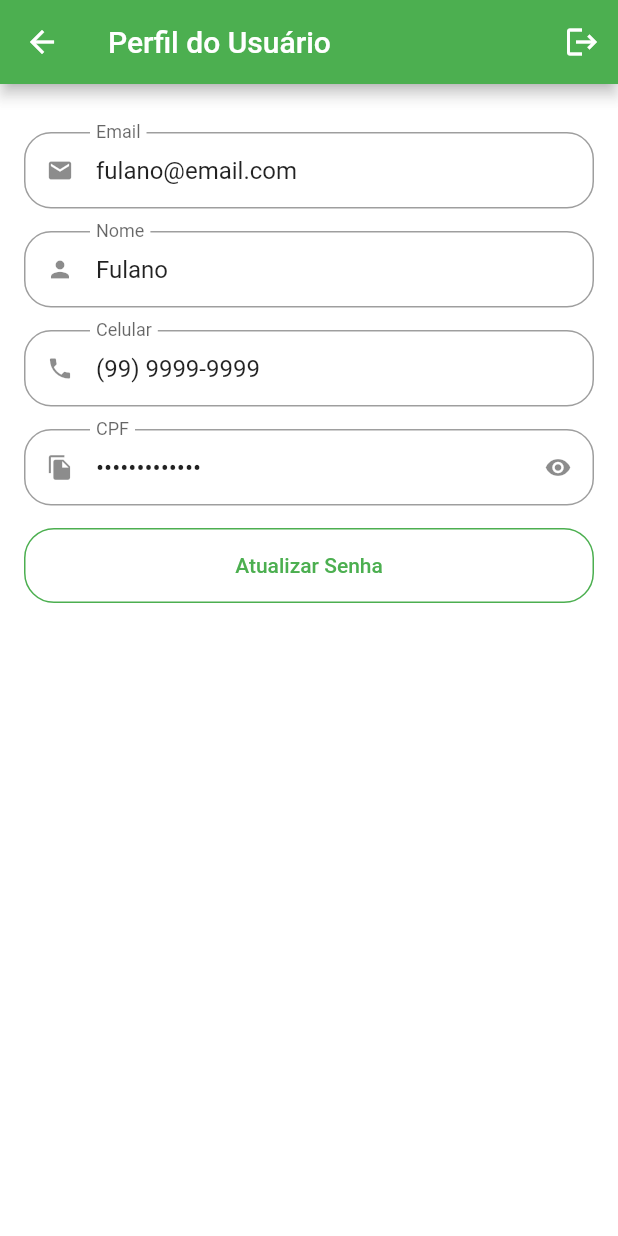
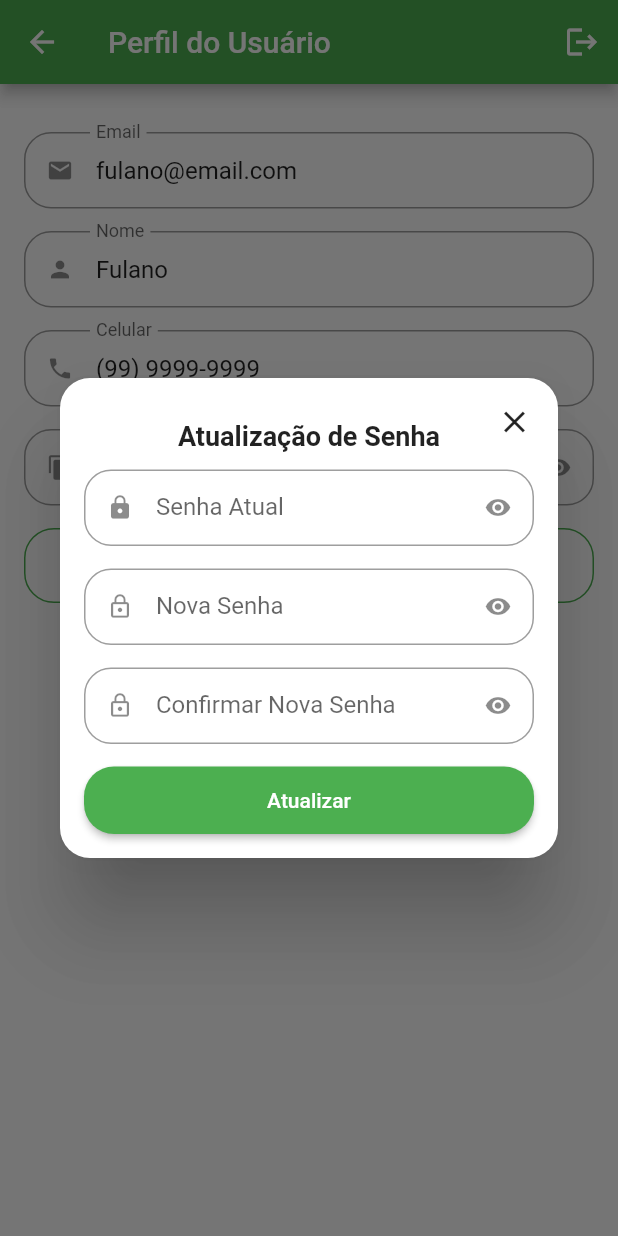
Before and after one commit to IsaacNascimento/green_grocery, a Flutter app: the ProfileTab screen opened directly, after a tap on "Atualizar Senha", on a phone screen of 412 x 824 dp. Run offline on Flutter 3.47's test engine with Material 2 defaults, Android fonts, the phone set to English and light mode, and no system bars; our stand-ins replace animated_text_kit, mask_text_input_formatter.

Commit message:
[Profile Tab]: Dialog to change password ready

```diff
--- a/lib/src/pages/profile/profile_tab.dart
+++ b/lib/src/pages/profile/profile_tab.dart
@@ -2,9 +2,14 @@ import 'package:flutter/material.dart';
 import 'package:green_grocer/src/pages/widgets/custom_text_field.dart';
 import 'package:green_grocer/src/config/app_data.dart' as app_data;
 
-class ProfileTab extends StatelessWidget {
+class ProfileTab extends StatefulWidget {
   const ProfileTab({super.key});
 
+  @override
+  State<ProfileTab> createState() => _ProfileTabState();
+}
+
+class _ProfileTabState extends State<ProfileTab> {
   @override
   Widget build(BuildContext context) {
     return Scaffold(
@@ -66,7 +71,9 @@ class ProfileTab extends StatelessWidget {
                   borderRadius: BorderRadius.circular(20),
                 ),
               ),
-              onPressed: () {},
+              onPressed: () {
+                updatePassword();
+              },
               child: const Text('Atualizar Senha'),
             ),
           ),
@@ -74,4 +81,86 @@ class ProfileTab extends StatelessWidget {
       ),
     );
   }
+
+  Future<bool?> updatePassword() {
+    return showDialog(
+      context: context,
+      builder: (context) {
+        return Dialog(
+          shape: RoundedRectangleBorder(
+            borderRadius: BorderRadius.circular(20),
+          ),
+          child: Stack(
+            children: [
+              Padding(
+                padding: const EdgeInsets.all(16),
+                child: Column(
+                  mainAxisSize: MainAxisSize.min,
+                  crossAxisAlignment: CrossAxisAlignment.stretch,
+                  children: [
+                    // Título
+                    const Padding(
+                      padding: EdgeInsets.symmetric(vertical: 12),
+                      child: Text(
+                        'Atualização de Senha',
+                        textAlign: TextAlign.center,
+                        style: TextStyle(
+                            fontSize: 18, fontWeight: FontWeight.bold),
+                      ),
+                    ),
+
+                    // Senha Atual
+                    const CustomTextField(
+                      icon: Icons.lock,
+                      label: 'Senha Atual',
+                      isPasswordField: true,
+                    ),
+
+                    // Nova Senha
+                    const CustomTextField(
+                      icon: Icons.lock_outline,
+                      label: 'Nova Senha',
+                      isPasswordField: true,
+                    ),
+
+                    // Confirmação Nova Senha
+                    const CustomTextField(
+                      icon: Icons.lock_outline,
+                      label: 'Confirmar Nova Senha',
+                      isPasswordField: true,
+                    ),
+
+                    // Botão de Confirmação
+                    SizedBox(
+                      height: 45,
+                      child: ElevatedButton(
+                        style: ElevatedButton.styleFrom(
+                          shape: RoundedRectangleBorder(
+                            borderRadius: BorderRadius.circular(20),
+                          ),
+                        ),
+                        onPressed: () {},
+                        child: const Text('Atualizar'),
+                      ),
+                    ),
+                  ],
+                ),
+              ),
+
+              Positioned(
+                top: 5,
+                right: 5,
+                child: IconButton(
+                  onPressed: () {
+                    Navigator.of(context).pop();
+                  },
+                  icon: const Icon(Icons.close),
+                ),
+              ),
+            ],
+          ),
+        );
+      },
+    );
+  }
 }
```
